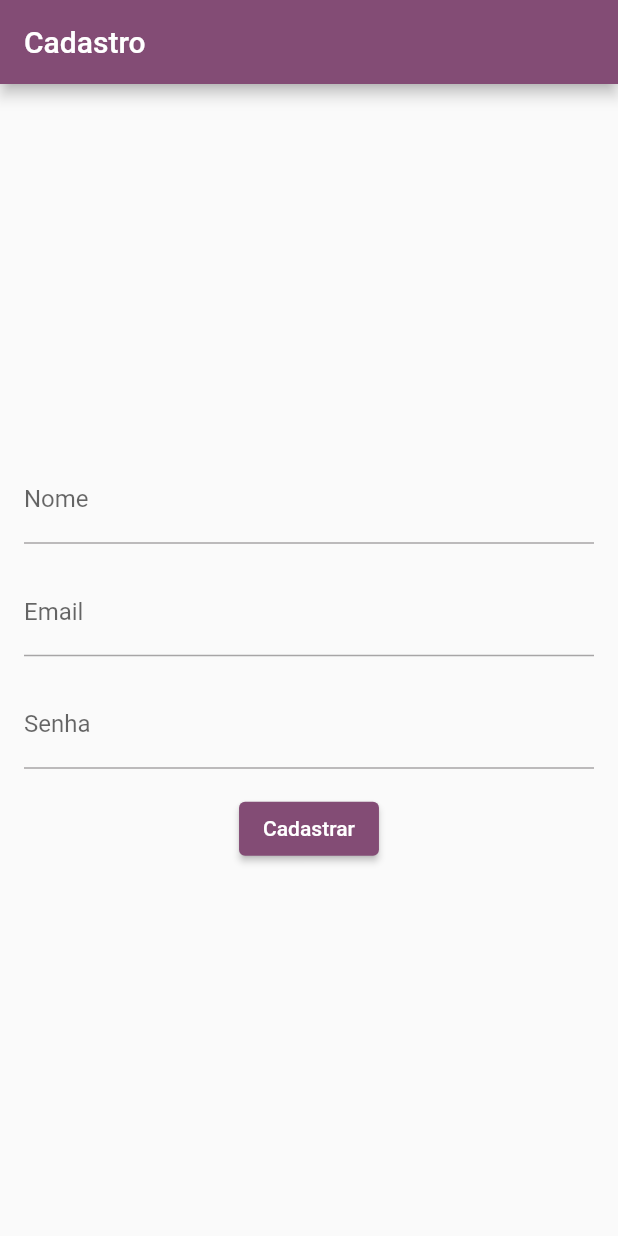
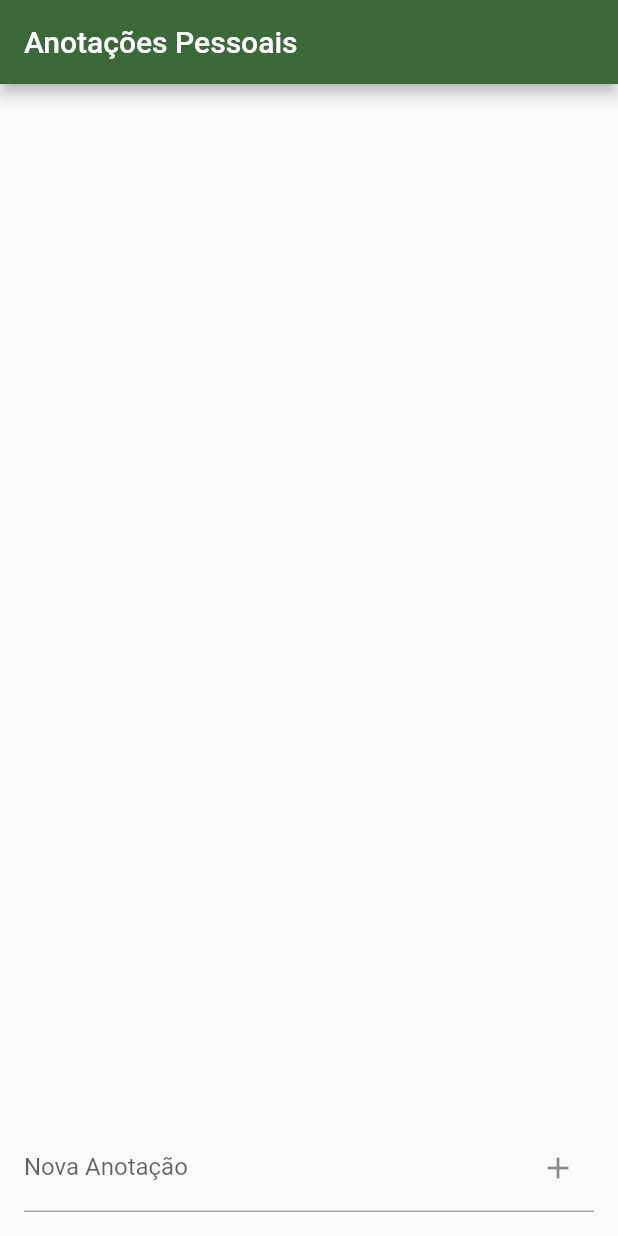
Before and after one commit to VianaSamuel/Memento-App, a Flutter app: the screen it shows after launch, after a tap on "Entrar", on a phone screen of 412 x 824 dp. Run offline on Flutter 3.47's test engine with Material 2 defaults, Android fonts, the phone set to English and light mode, and no system bars; missing offline and left inert: dart:html.

Commit message:
Sprint2
FpH/M

```diff
--- a/memento/lib/main.dart
+++ b/memento/lib/main.dart
@@ -1,4 +1,6 @@
 import 'dart:html';
+import 'package:memento/sobre.dart';
+
 import 'cadastro.dart';
 import 'principal.dart';
 
@@ -40,6 +42,7 @@ class _LoginPageState extends State<LoginPage> {
           child: Column(
             mainAxisAlignment: MainAxisAlignment.center,
             children: <Widget>[
+              SizedBox(height: 150.0),
               TextFormField(
                 controller: _emailController,
                 decoration: InputDecoration(
@@ -63,13 +66,8 @@ class _LoginPageState extends State<LoginPage> {
                   // Adicione a lógica de autenticação aqui
                   // Você pode acessar os valores de email e senha usando _emailController.text e _passwordController.text
                 },
-                style: ElevatedButton.styleFrom(
-                  primary: Color.fromARGB(
-                      255, 0, 0, 0), // Defina a cor de fundo do botão aqui
-                ),
                 child: Text('Entrar'),
               ),
-              SizedBox(height: 8.0),
               TextButton(
                 onPressed: () {
                   Navigator.push(
@@ -81,6 +79,18 @@ class _LoginPageState extends State<LoginPage> {
                 },
                 child: Text('Cadastrar'),
               ),
+              SizedBox(height: 274.0),
+              ElevatedButton(
+                onPressed: () {
+                  Navigator.push(
+                    context,
+                    MaterialPageRoute(builder: (context) => sobre()),
+                  );
+                  // Adicione a lógica de autenticação aqui
+                  // Você pode acessar os valores de email e senha usando _emailController.text e _passwordController.text
+                },
+                child: Text('Sobre'),
+              ),
             ],
           ),
         ),
--- a/memento/lib/principal.dart
+++ b/memento/lib/principal.dart
@@ -1,80 +1,70 @@
 import 'package:flutter/material.dart';
-import 'main.dart';
 
 class principal extends StatelessWidget {
   @override
   Widget build(BuildContext context) {
     return MaterialApp(
-      home: CadastroPage(),
+      home: NotesPage(),
       theme:
-          ThemeData(colorScheme: ColorScheme.fromSeed(seedColor: Color.fromARGB(255, 213, 21, 190))),
+          ThemeData(colorScheme: ColorScheme.fromSeed(seedColor: Colors.green)),
     );
   }
 }
 
-class CadastroPage extends StatefulWidget {
+class NotesPage extends StatefulWidget {
   @override
-  _CadastroPageState createState() => _CadastroPageState();
+  _NotesPageState createState() => _NotesPageState();
 }
 
-class _CadastroPageState extends State<CadastroPage> {
-  TextEditingController _nomeController = TextEditingController();
-  TextEditingController _emailController = TextEditingController();
-  TextEditingController _senhaController = TextEditingController();
+class _NotesPageState extends State<NotesPage> {
+  TextEditingController _noteController = TextEditingController();
+  List<String> notes = [];
 
   @override
   Widget build(BuildContext context) {
     return Scaffold(
       appBar: AppBar(
-        title: Text('Cadastro'),
+        title: Text('Anotações Pessoais'),
       ),
-      body: Center(
-        child: Padding(
-          padding: EdgeInsets.all(16.0),
-          child: Column(
-            mainAxisAlignment: MainAxisAlignment.center,
+      body: Column(
         children: <Widget>[
-              TextFormField(
-                controller: _nomeController,
-                decoration: InputDecoration(
-                  labelText: 'Nome',
+          Expanded(
+            child: ListView.builder(
+              itemCount: notes.length,
+              itemBuilder: (context, index) {
+                return ListTile(
+                  title: Text(notes[index]),
+                );
+              },
             ),
           ),
-              SizedBox(height: 16.0),
-              TextFormField(
-                controller: _emailController,
+          Padding(
+            padding: EdgeInsets.all(16.0),
+            child: TextFormField(
+              controller: _noteController,
               decoration: InputDecoration(
-                  labelText: 'Email',
+                labelText: 'Nova Anotação',
+                suffixIcon: IconButton(
+                  icon: Icon(Icons.add),
+                  onPressed: () {
+                    _addNote();
+                  },
                 ),
               ),
-              SizedBox(height: 16.0),
-              TextFormField(
-                controller: _senhaController,
-                obscureText: true,
-                decoration: InputDecoration(
-                  labelText: 'Senha',
             ),
-              ),
-              SizedBox(height: 16.0),
-              ElevatedButton(
-                onPressed: () {
-                  // Implemente aqui a lógica de cadastro
-                  String nome = _nomeController.text;
-                  String email = _emailController.text;
-                  String senha = _senhaController.text;
-                  Navigator.push(
-                    context,
-                    MaterialPageRoute(builder: (context) => LoginApp()),
-                  );
-                  // Aqui você pode salvar os dados do novo usuário ou realizar qualquer outra ação necessária.
-                  // Por exemplo, você pode exibir uma mensagem de sucesso ou redirecionar o usuário para a tela de login.
-                },
-                child: Text('Cadastrar'),
           ),
         ],
       ),
-        ),
-      ),
     );
   }
+
+  void _addNote() {
+    String newNote = _noteController.text;
+    if (newNote.isNotEmpty) {
+      setState(() {
+        notes.add(newNote);
+        _noteController.clear();
+      });
     }
+  }
+}
```
Also changed, not shown: memento/lib/cadastro.dart (+29 -4 lines), memento/lib/sobre.dart (added, +56 -0 lines). Lines whose indentation alone changed are shown as unchanged.
